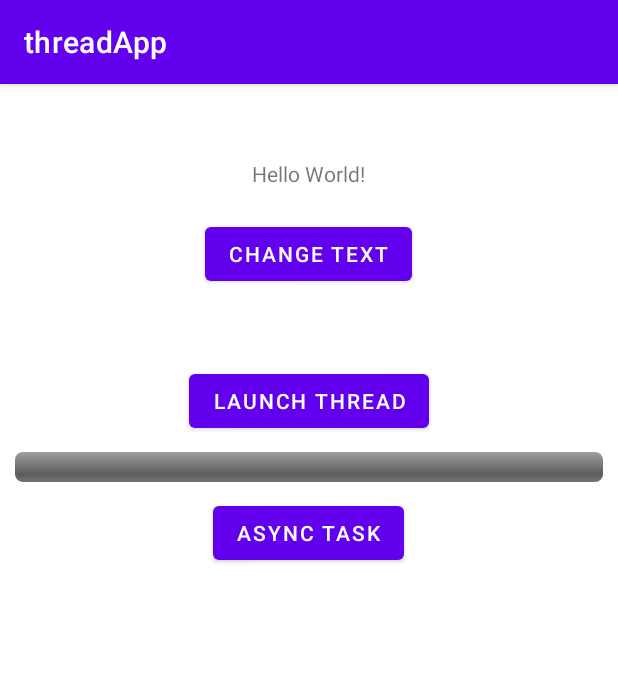
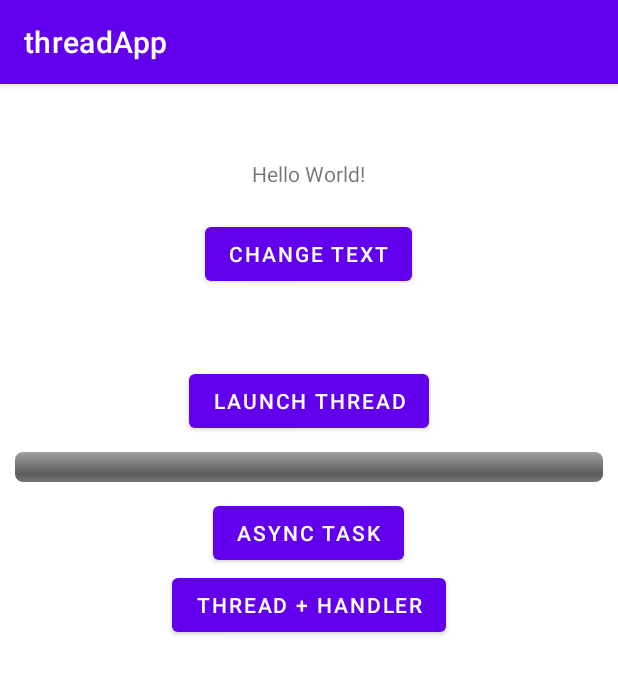
Before and after one commit to Lolean/androidLesson, an Android app: the screen it shows after launch (MainActivity), on a phone screen of 412 x 824 dp. Shown: the top 674 px of the screen. Run offline under Robolectric (Android 15) with nearby library versions, the phone set to English and light mode, and no system bars.

```diff
--- a/app/src/main/res/layout/activity_main.xml
+++ b/app/src/main/res/layout/activity_main.xml
@@ -60,4 +60,30 @@
 
         />
 
+    <Button
+        android:id="@+id/bt_TH"
+        android:layout_width="wrap_content"
+        android:layout_height="wrap_content"
+        tools:ignore="OnClick"
+        android:text="Thread + Handler"
+        />
+
+    <ProgressBar
+        style="@android:style/Widget.ProgressBar.Horizontal"
+        android:id="@+id/pb_Th1"
+        android:layout_width="fill_parent"
+        android:layout_height="wrap_content"
+        android:layout_margin="10sp"
+        android:visibility="gone"
+        />
+
+    <ProgressBar
+        style="@android:style/Widget.ProgressBar.Horizontal"
+        android:id="@+id/pb_TH2"
+        android:layout_width="fill_parent"
+        android:layout_height="wrap_content"
+        android:layout_margin="10sp"
+        android:visibility="gone"
+        />
+
 </LinearLayout>
```
Also changed, not shown: app/src/main/java/com/example/threadapp/BackgroundTask.kt (added, +27 -0 lines), app/src/main/java/com/example/threadapp/MainActivity.kt (+10 -0 lines), 1 other file.
